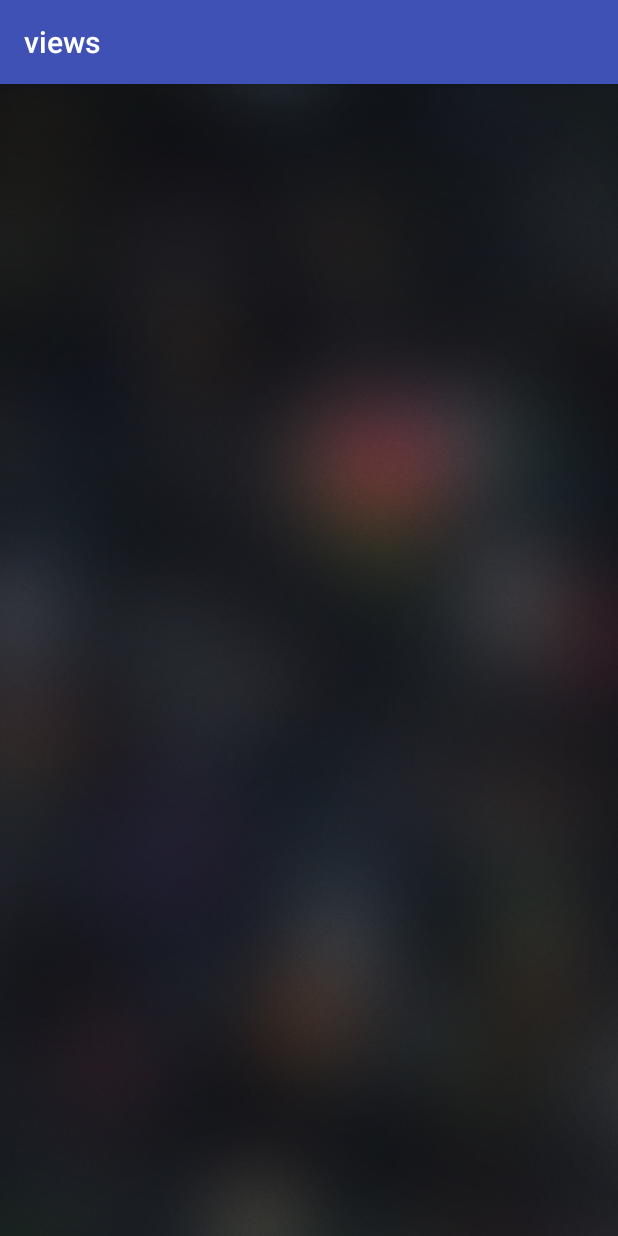
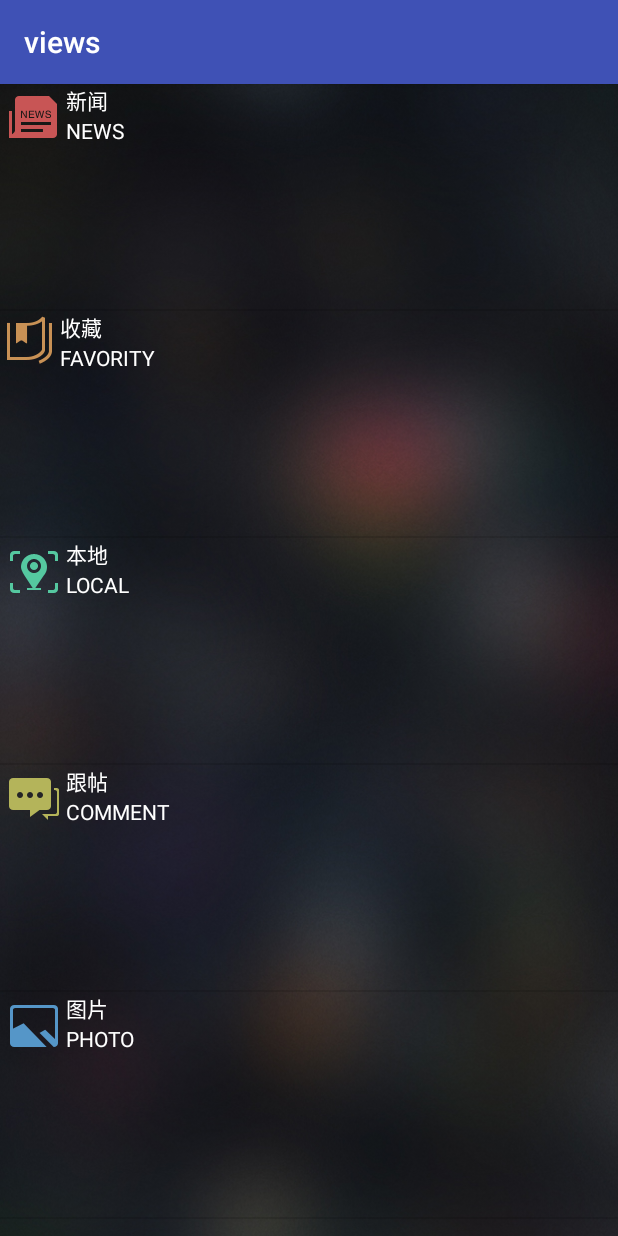
Before and after one commit to 13519163864/views, an Android app: the fragment LeftFragment shown on its own in the app's theme, on a phone screen of 412 x 824 dp. Run offline under Robolectric (Android 15) with nearby library versions, the phone set to English and light mode, and no system bars.

Commit message:
10.31    半成品

```diff
--- /dev/null
+++ b/app/src/main/java/adapter/Adapter_LeftFragment.java
@@ -0,0 +1,69 @@
+package adapter;
+
+import android.content.Context;
+import android.view.LayoutInflater;
+import android.view.View;
+import android.view.ViewGroup;
+import android.widget.BaseAdapter;
+import android.widget.ImageView;
+import android.widget.TextView;
+
+import com.zhuoxin.main.views.R;
+
+import java.util.ArrayList;
+
+import entry.LeftFragmentInfo;
+
+/**
+ * Created by Administrator on 2016/10/31.
+ */
+
+public class Adapter_LeftFragment extends BaseAdapter {
+    ArrayList<LeftFragmentInfo> mList;
+    Context mContext;
+
+    public Adapter_LeftFragment(ArrayList<LeftFragmentInfo> mList, Context mContext) {
+        this.mList = mList;
+        this.mContext = mContext;
+    }
+
+    @Override
+    public int getCount() {
+        return mList.size();
+    }
+
+    @Override
+    public Object getItem(int i) {
+        return mList.get( i );
+    }
+
+    @Override
+    public long getItemId(int i) {
+        return i;
+    }
+
+    @Override
+    public View getView(int i, View view, ViewGroup viewGroup) {
+        Holdler holdler = null;
+        if (view == null) {
+            holdler = new Holdler();
+            view = LayoutInflater.from( mContext ).inflate( R.layout.left_fragment_show, viewGroup, false );
+            holdler.mImg = (ImageView) view.findViewById( R.id.img_left_fragment_menu );
+            holdler.mName = (TextView) view.findViewById( R.id.txt_left_fragment_name );
+            holdler.mEng = (TextView) view.findViewById( R.id.txt_left_fragment_eng );
+            view.setTag( holdler );
+        } else {
+            holdler = (Holdler) view.getTag();
+        }
+        holdler.mImg.setImageResource( mList.get( i ).getIcon() );
+        holdler.mName.setText( mList.get( i ).getName() );
+        holdler.mEng.setText( mList.get( i ).getEng() );
+        return view;
+    }
+
+    static class Holdler {
+        ImageView mImg;
+        TextView mName;
+        TextView mEng;
+    }
+}
--- /dev/null
+++ b/app/src/main/java/entry/LeftFragmentInfo.java
@@ -0,0 +1,51 @@
+package entry;
+
+/**
+ * Created by Administrator on 2016/10/31.
+ */
+
+public class LeftFragmentInfo {
+    int Icon;
+    String Name;
+    String Eng;
+
+    public LeftFragmentInfo(int icon, String name, String eng) {
+        Icon = icon;
+        Name = name;
+        Eng = eng;
+    }
+
+    public void setName(String name) {
+        Name = name;
+    }
+
+    public void setIcon(int icon) {
+        Icon = icon;
+    }
+
+    public void setEng(String eng) {
+        Eng = eng;
+    }
+
+    public int getIcon() {
+
+        return Icon;
+    }
+
+    public String getName() {
+        return Name;
+    }
+
+    @Override
+    public String toString() {
+        return "LeftFragmentInfo{" +
+                "Icon=" + Icon +
+                ", Name='" + Name + '\'' +
+                ", Eng='" + Eng + '\'' +
+                '}';
+    }
+
+    public String getEng() {
+        return Eng;
+    }
+}
--- a/app/src/main/java/fragment/LeftFragment.java
+++ b/app/src/main/java/fragment/LeftFragment.java
@@ -6,8 +6,14 @@ import android.support.v4.app.Fragment;
 import android.view.LayoutInflater;
 import android.view.View;
 import android.view.ViewGroup;
+import android.widget.ListView;
 
 import com.zhuoxin.main.views.R;
+
+import java.util.ArrayList;
+
+import adapter.Adapter_LeftFragment;
+import entry.LeftFragmentInfo;
 
 /**
  * Created by Administrator on 2016/10/28.
@@ -19,4 +25,24 @@ public class LeftFragment extends Fragment {
     public View onCreateView(LayoutInflater inflater, @Nullable ViewGroup container, @Nullable Bundle savedInstanceState) {
         return inflater.inflate( R.layout.left_fragment, container, false );
     }
+
+    ArrayList<LeftFragmentInfo> mList = new ArrayList<>();
+    ListView mLst;
+
+    @Override
+    public void onViewCreated(View view, @Nullable Bundle savedInstanceState) {
+        super.onViewCreated( view, savedInstanceState );
+        mLst = (ListView) view.findViewById( R.id.lst_left_menu );
+        initData();
+        Adapter_LeftFragment adapter = new Adapter_LeftFragment( mList, getContext() );
+        mLst.setAdapter( adapter );
+    }
+
+    public void initData() {
+        mList.add( new LeftFragmentInfo( R.mipmap.biz_navigation_tab_news, "新闻", "NEWS" ) );
+        mList.add( new LeftFragmentInfo( R.mipmap.biz_navigation_tab_read, "收藏", "FAVORITY" ) );
+        mList.add( new LeftFragmentInfo( R.mipmap.biz_navigation_tab_local_news, "本地", "LOCAL" ) );
+        mList.add( new LeftFragmentInfo( R.mipmap.biz_navigation_tab_ties, "跟帖", "COMMENT" ) );
+        mList.add( new LeftFragmentInfo( R.mipmap.biz_navigation_tab_pics, "图片", "PHOTO" ) );
+    }
 }
--- a/app/src/main/res/layout/left_fragment.xml
+++ b/app/src/main/res/layout/left_fragment.xml
@@ -4,4 +4,9 @@
               android:layout_height="match_parent"
               android:background="@mipmap/bg_slidingmenu_left">
 
+    <ListView
+        android:id="@+id/lst_left_menu"
+        android:layout_width="match_parent"
+        android:layout_height="match_parent"></ListView>
+
 </LinearLayout>
--- /dev/null
+++ b/app/src/main/res/layout/left_fragment_show.xml
@@ -0,0 +1,41 @@
+<?xml version="1.0" encoding="utf-8"?>
+<LinearLayout xmlns:android="http://schemas.android.com/apk/res/android"
+              android:layout_width="match_parent"
+              android:layout_height="150dp"
+              android:layout_marginLeft="10dp"
+              android:gravity="center_vertical"
+              android:orientation="vertical">
+
+    <LinearLayout
+        android:layout_width="match_parent"
+        android:layout_height="0dp"
+        android:layout_weight="1"
+        android:baselineAligned="true"
+        android:orientation="horizontal">
+
+        <ImageView
+            android:id="@+id/img_left_fragment_menu"
+            android:layout_width="wrap_content"
+            android:layout_height="wrap_content"/>
+
+        <LinearLayout
+            android:layout_width="0dp"
+            android:layout_height="match_parent"
+            android:layout_weight="1"
+            android:orientation="vertical">
+
+            <TextView
+                android:id="@+id/txt_left_fragment_name"
+                android:layout_width="match_parent"
+                android:layout_height="wrap_content"
+                android:textColor="#fff"/>
+
+            <TextView
+                android:id="@+id/txt_left_fragment_eng"
+                android:layout_width="match_parent"
+                android:layout_height="wrap_content"
+                android:textColor="#fff"/>
+
+        </LinearLayout>
+    </LinearLayout>
+</LinearLayout>
```
Also changed, not shown: app/src/main/res/mipmap-hdpi/biz_navigation_tab_local_news.png (added), app/src/main/res/mipmap-hdpi/biz_navigation_tab_news.png (added), app/src/main/res/mipmap-hdpi/biz_navigation_tab_pics.png (added), app/src/main/res/mipmap-hdpi/biz_navigation_tab_read.png (added), app/src/main/res/mipmap-hdpi/biz_navigation_tab_ties.png (added).
